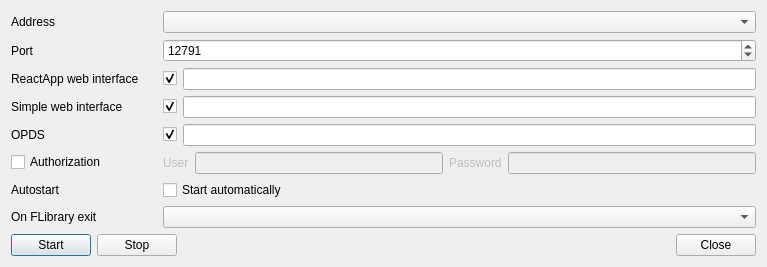
The window that src/home/flibrary/gui/dialogs/OpdsDialog.ui (heimdallr/books) describes before a commit, drawn with Qt 5.
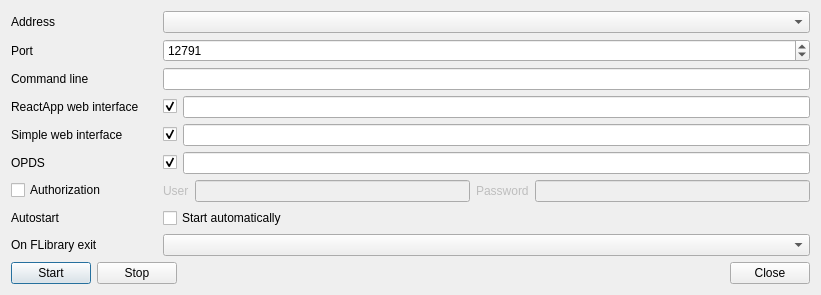
The same window after the commit. Icons and pictures are not drawn.

Commit message: #1396 Поле в UI

What changed in the file:
```diff
--- a/src/home/flibrary/gui/dialogs/OpdsDialog.ui
+++ b/src/home/flibrary/gui/dialogs/OpdsDialog.ui
@@ -6,8 +6,8 @@
    <rect>
     <x>0</x>
     <y>0</y>
-    <width>767</width>
-    <height>266</height>
+    <width>821</width>
+    <height>264</height>
    </rect>
   </property>
   <property name="sizePolicy">
@@ -52,7 +52,7 @@
        </property>
       </widget>
      </item>
-     <item row="2" column="0">
+     <item row="3" column="0">
       <widget class="QLabel" name="labelSite">
        <property name="text">
         <string notr="true">ReactApp web interface</string>
@@ -68,7 +68,7 @@
        </property>
       </widget>
      </item>
-     <item row="2" column="1">
+     <item row="3" column="1">
       <layout class="QHBoxLayout" name="_6">
        <item>
         <widget class="QCheckBox" name="checkBoxReactApp">
@@ -85,7 +85,7 @@
        </item>
       </layout>
      </item>
-     <item row="3" column="0">
+     <item row="4" column="0">
       <widget class="QLabel" name="labelWeb">
        <property name="text">
         <string notr="true">Simple web interface</string>
@@ -101,7 +101,7 @@
        </property>
       </widget>
      </item>
-     <item row="3" column="1">
+     <item row="4" column="1">
       <layout class="QHBoxLayout" name="_8">
        <item>
         <widget class="QCheckBox" name="checkBoxSimpleWeb">
@@ -122,7 +122,7 @@
        </item>
       </layout>
      </item>
-     <item row="4" column="0">
+     <item row="5" column="0">
       <widget class="QLabel" name="labelOpds">
        <property name="text">
         <string notr="true">OPDS</string>
@@ -138,7 +138,7 @@
        </property>
       </widget>
      </item>
-     <item row="4" column="1">
+     <item row="5" column="1">
       <layout class="QHBoxLayout" name="_9">
        <item>
         <widget class="QCheckBox" name="checkBoxOpds">
@@ -159,14 +159,14 @@
        </item>
       </layout>
      </item>
-     <item row="5" column="0">
+     <item row="6" column="0">
       <widget class="QCheckBox" name="checkBoxAuth">
        <property name="text">
         <string>Authorization</string>
        </property>
       </widget>
      </item>
-     <item row="5" column="1">
+     <item row="6" column="1">
       <widget class="QWidget" name="auth" native="true">
        <property name="enabled">
         <bool>false</bool>
@@ -211,30 +211,40 @@
        </layout>
       </widget>
      </item>
-     <item row="6" column="0">
+     <item row="7" column="0">
       <widget class="QLabel" name="labelAddToStartup">
        <property name="text">
         <string>Autostart</string>
        </property>
       </widget>
      </item>
-     <item row="7" column="0">
+     <item row="8" column="0">
       <widget class="QLabel" name="labelOnExit">
        <property name="text">
         <string>On FLibrary exit</string>
        </property>
       </widget>
      </item>
-     <item row="7" column="1">
+     <item row="8" column="1">
       <widget class="QComboBox" name="comboBoxOnExit"/>
      </item>
-     <item row="6" column="1">
+     <item row="7" column="1">
       <widget class="QCheckBox" name="checkBoxAddToStartup">
        <property name="text">
         <string>Start automatically</string>
        </property>
       </widget>
      </item>
+     <item row="2" column="0">
+      <widget class="QLabel" name="labelCmdLine">
+       <property name="text">
+        <string>Command line</string>
+       </property>
+      </widget>
+     </item>
+     <item row="2" column="1">
+      <widget class="QLineEdit" name="lineEditCmdLine"/>
+     </item>
     </layout>
    </item>
    <item>
```
Left out of the diff: 2 changed lines with no effect on the pictures.
